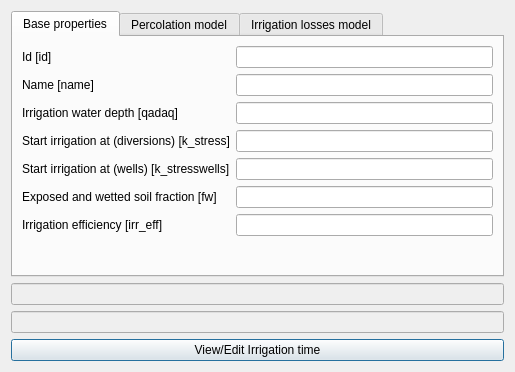
Before: the Qt Designer form layerforms/irrigation_method_dialog.ui in rita-tools/IdrAgraTools, drawn with Qt 5.
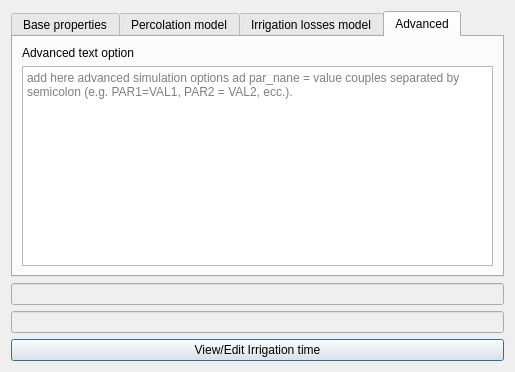
After: the same form once the commit is applied. The open tabs and pages were chosen to show the change.

Commit message: add advanced options support

The edit to the form file:
```diff
--- a/layerforms/irrigation_method_dialog.ui
+++ b/layerforms/irrigation_method_dialog.ui
@@ -322,6 +322,27 @@
        </item>
       </layout>
      </widget>
+     <widget class="QWidget" name="tab_4">
+      <attribute name="title">
+       <string>Advanced</string>
+      </attribute>
+      <layout class="QVBoxLayout" name="verticalLayout_2">
+       <item>
+        <widget class="QLabel" name="adv_opts_lbl">
+         <property name="text">
+          <string>Advanced text option</string>
+         </property>
+        </widget>
+       </item>
+       <item>
+        <widget class="QTextEdit" name="adv_opts">
+         <property name="placeholderText">
+          <string>add here advanced simulation options ad par_nane = value couples separated by semicolon (e.g. PAR1=VAL1, PAR2 = VAL2, ecc.).</string>
+         </property>
+        </widget>
+       </item>
+      </layout>
+     </widget>
     </widget>
    </item>
    <item>
```
The commit also changes 8 other files.
